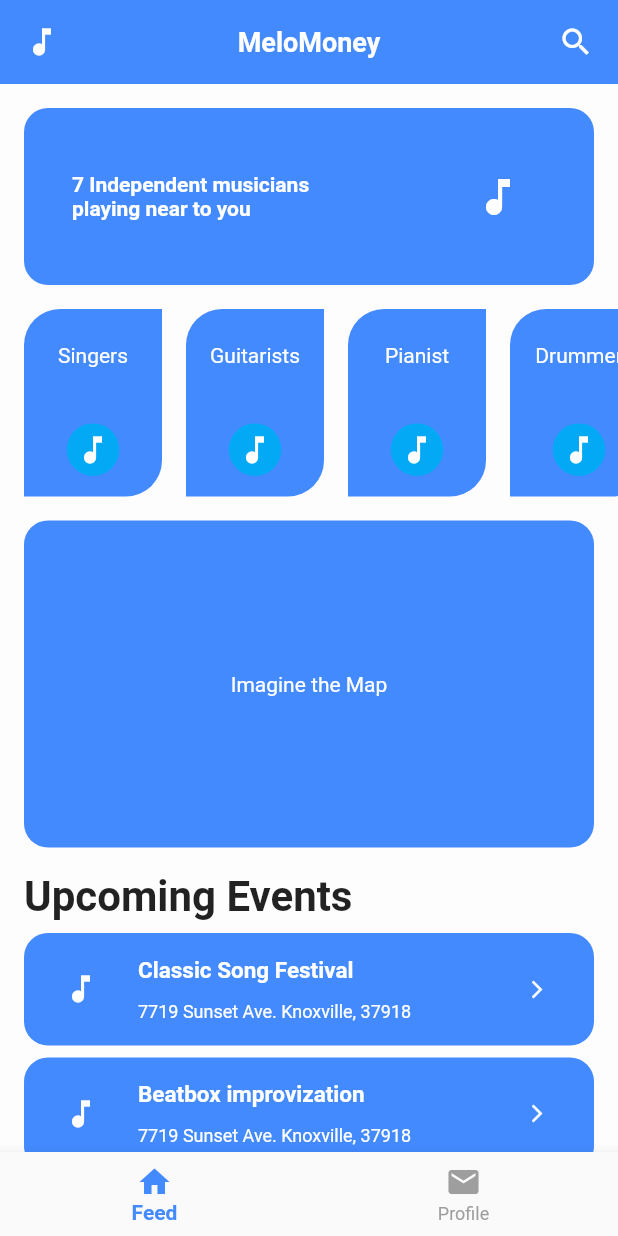
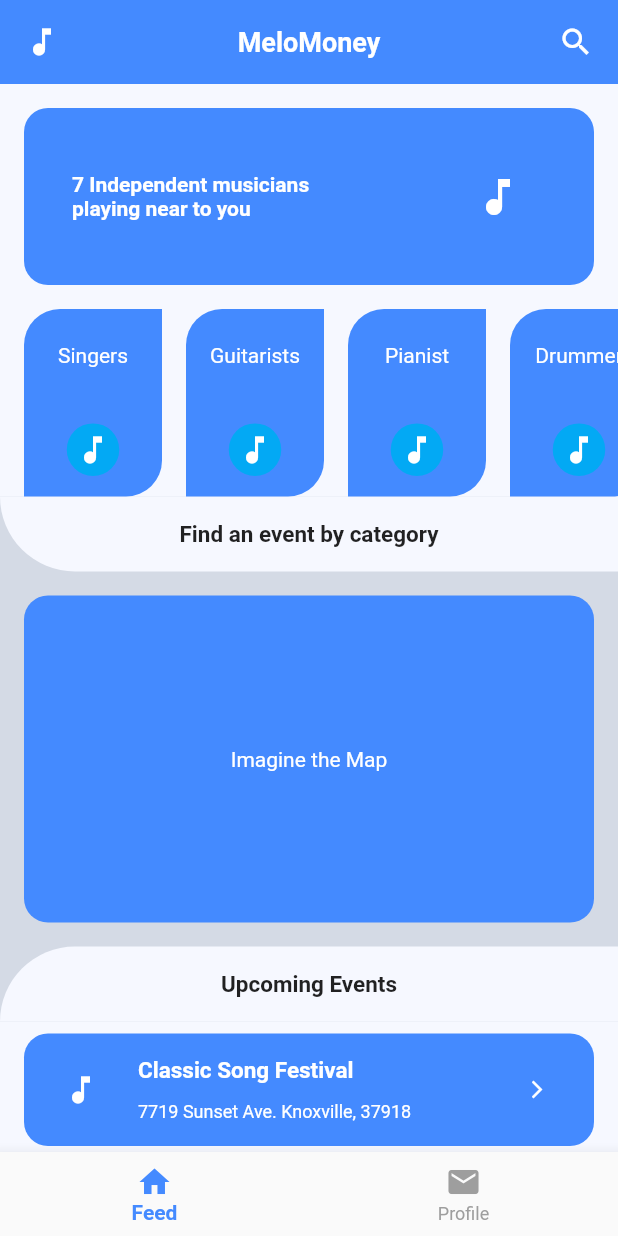
Before and after one commit to MeloMoney/TipTopMobile, a Flutter app: the screen it shows after launch, on a phone screen of 412 x 824 dp. Run offline on Flutter 3.47's test engine with Material 2 defaults, Android fonts, the phone set to English and light mode, and no system bars.

Commit message:
improved UI colors

```diff
--- a/lib/screens/adapters/viewholders/UpcomingEventListItem.dart
+++ b/lib/screens/adapters/viewholders/UpcomingEventListItem.dart
@@ -1,5 +1,6 @@
 import 'package:flutter/material.dart';
 import 'package:flutter/widgets.dart';
+import 'package:melodyapp/utils/HexColor.dart';
 
 class UpcomingEventListItem extends StatefulWidget {
 
@@ -28,8 +29,10 @@ class _UpcomingEventListItemState extends State<UpcomingEventListItem> {
     return new InkWell(
       onTap: () {},
       child: Container(
+        color: HexColor("#f6f8ff"),
+        child: Container(
           height: 75,
-        margin: EdgeInsets.fromLTRB(16, 8, 16, 0),
+          margin: EdgeInsets.fromLTRB(16, 8, 16, 8),
           decoration: new BoxDecoration(
             color: Colors.blueAccent,
             borderRadius: new BorderRadius.all(const Radius.circular(16.0))
@@ -101,6 +104,7 @@ class _UpcomingEventListItemState extends State<UpcomingEventListItem> {
             ],
           )
         ),
+      ),
     );
   }
 }
--- a/lib/screens/feed/FeedPage.dart
+++ b/lib/screens/feed/FeedPage.dart
@@ -4,6 +4,7 @@ import 'package:melodyapp/screens/adapters/models/NearEvent.dart';
 import 'package:melodyapp/screens/adapters/models/UpcomingEvent.dart';
 import 'package:melodyapp/screens/adapters/viewholders/NearEventListItem.dart';
 import 'package:melodyapp/screens/adapters/viewholders/UpcomingEventListItem.dart';
+import 'package:melodyapp/utils/HexColor.dart';
 
 class FeedPage extends StatefulWidget {
   @override
@@ -40,7 +41,7 @@ class _FeedPageState extends State<FeedPage> {
           ],
         ),
       ),
-      backgroundColor: Colors.white60,
+      backgroundColor: HexColor("#d4dae5"),
       body: SafeArea(
         child: Stack(
           children: <Widget>[
@@ -48,79 +49,16 @@ class _FeedPageState extends State<FeedPage> {
               slivers: <Widget>[
                 SliverToBoxAdapter(child: getBannerPlain()),
                 SliverToBoxAdapter(child: getNearEventsList()),
+                SliverToBoxAdapter(child: getRoundedHeader()),
                 SliverToBoxAdapter(child: getMapBanner()),
-              SliverToBoxAdapter(child: getTextViewUpcomingEvents()),
+                SliverToBoxAdapter(child: getRoundedBottom()),
                 getSliverUpcomingEventsList(UpcomingEvent.paymentMockData),
-              SliverToBoxAdapter(child:
-                Container(
-                  height: 80,
-                  margin: EdgeInsets.fromLTRB(16, 16, 16, 0),
-                  decoration: myBoxDecoration(),
-                  child: Row(
-                    mainAxisSize: MainAxisSize.max,
-                    crossAxisAlignment: CrossAxisAlignment.center,
-                    mainAxisAlignment: MainAxisAlignment.spaceBetween,
-                    children: <Widget>[
-                      Expanded(
-                        flex: 1,
-                        child: Container(
-                          alignment: Alignment.centerRight,
-                          child: Column(
-                            mainAxisAlignment: MainAxisAlignment.center,
-                            crossAxisAlignment: CrossAxisAlignment.center,
-                            children: <Widget>[
-                              Text("Didn't find the event",
-                                textAlign: TextAlign.center,
-                                style: TextStyle(
-                                  color: Colors.blueAccent,
-                                  fontSize: 12,
-                                  fontWeight: FontWeight.normal
-                                ),
-                              ),
-                              Text("you were searching for?",
-                                textAlign: TextAlign.center,
-                                style: TextStyle(
-                                  color: Colors.blueAccent,
-                                  fontSize: 12,
-                                  fontWeight: FontWeight.normal
-                                ),
-                              ),
-                              Padding(
-                                padding: EdgeInsets.only(top: 8),
-                                child: Text("Create your own!",
-                                  textAlign: TextAlign.center,
-                                  style: TextStyle(
-                                    color: Colors.blueAccent,
-                                    fontSize: 16,
-                                    fontWeight: FontWeight.bold
-                                  ),
-                                ),
-                              )
-                            ],
-                          ),
-                        ),
-                      ),
-                      Expanded(
-                        flex: 1,
-                        child: Container(
-                          alignment: Alignment.center,
-                          padding: EdgeInsets.only(left: 0),
-                          child: Icon(
-                            Icons.add_circle_outline,
-                            color: Colors.blueAccent,
-                            size: 42,
-                          ),
-                        ),
-                      )
-                    ],
-                  ),
-                )
-              )
-              ,
+                SliverToBoxAdapter(child: getLayoutCreateYourEvent())
               ],
             ),
           ],
-      )),
+        )
+      ),
     );
   }
 }
@@ -140,6 +78,7 @@ BoxDecoration myBoxDecoration() {
 Widget getBannerPlain() {
   return Container(
     height: 150.0,
+    color: HexColor("#f6f8ff"),
     child: new Container(
       margin: EdgeInsets.all(16.0),
       decoration: new BoxDecoration(
@@ -190,6 +129,7 @@ Widget getBannerPlain() {
 Widget getNearEventsList() {
   return Container(
     height: 125.0,
+    color: HexColor("#f6f8ff"),
     child: CustomScrollView(
       scrollDirection: Axis.horizontal,
       slivers: <Widget>[mapSliverNearEventsList(NearEvent.mockNearEventsData)],
@@ -204,6 +144,24 @@ Widget mapSliverNearEventsList(List<NearEvent> events) {
 
   return SliverList(
     delegate: SliverChildListDelegate(listOfSlivers),
+  );
+}
+
+Widget getRoundedHeader() {
+  return Container(
+    height: 50,
+    decoration: new BoxDecoration(
+      color: HexColor("#f6f8ff"),
+      borderRadius: new BorderRadius.only(bottomLeft: const Radius.circular(90))
+    ),
+    child: Center(
+      child: Text("Find an event by category",
+        textAlign: TextAlign.center,
+        style: TextStyle(
+          color: Colors.black87, fontSize: 15, fontWeight: FontWeight.bold
+        )
+      )
+    ),
   );
 }
 
@@ -241,12 +199,86 @@ Widget getMapBanner() {
   );
 }
 
-Widget getTextViewUpcomingEvents() {
-  return Padding(
-      padding: EdgeInsets.only(left: 16),
+Widget getRoundedBottom() {
+  return Container(
+    height: 50,
+    decoration: new BoxDecoration(
+      color: HexColor("#f6f8ff"),
+      borderRadius: new BorderRadius.only(topLeft: const Radius.circular(90))
+    ),
+    child: Center(
       child: Text(
         "Upcoming Events",
         style: TextStyle(
-            color: Colors.black87, fontSize: 28, fontWeight: FontWeight.bold),
-      ));
+          color: Colors.black87, fontSize: 15, fontWeight: FontWeight.bold
+        ),
+      )
+    ),
+  );
 }
+
+Widget getLayoutCreateYourEvent() {
+  return Container(
+    height: 80,
+    margin: EdgeInsets.fromLTRB(16, 16, 16, 0),
+    decoration: myBoxDecoration(),
+    child: Row(
+      mainAxisSize: MainAxisSize.max,
+      crossAxisAlignment: CrossAxisAlignment.center,
+      mainAxisAlignment: MainAxisAlignment.spaceBetween,
+      children: <Widget>[
+        Expanded(
+          flex: 1,
+          child: Container(
+            alignment: Alignment.centerRight,
+            child: Column(
+              mainAxisAlignment: MainAxisAlignment.center,
+              crossAxisAlignment: CrossAxisAlignment.center,
+              children: <Widget>[
+                Text("Didn't find the event",
+                  textAlign: TextAlign.center,
+                  style: TextStyle(
+                    color: Colors.blueAccent,
+                    fontSize: 12,
+                    fontWeight: FontWeight.bold
+                  ),
+                ),
+                Text("you were searching for?",
+                  textAlign: TextAlign.center,
+                  style: TextStyle(
+                    color: Colors.blueAccent,
+                    fontSize: 12,
+                    fontWeight: FontWeight.bold
+                  ),
+                ),
+                Padding(
+                  padding: EdgeInsets.only(top: 8),
+                  child: Text("Create your own!",
+                    textAlign: TextAlign.center,
+                    style: TextStyle(
+                      color: Colors.blueAccent,
+                      fontSize: 16,
+                      fontWeight: FontWeight.bold
+                    ),
+                  ),
+                )
+              ],
+            ),
+          ),
+        ),
+        Expanded(
+          flex: 1,
+          child: Container(
+            alignment: Alignment.center,
+            padding: EdgeInsets.only(left: 0),
+            child: Icon(
+              Icons.add_circle_outline,
+              color: Colors.blueAccent,
+              size: 42,
+            ),
+          ),
+        )
+      ],
+    ),
+  );
+}
```
Lines whose indentation alone changed are shown as unchanged.
